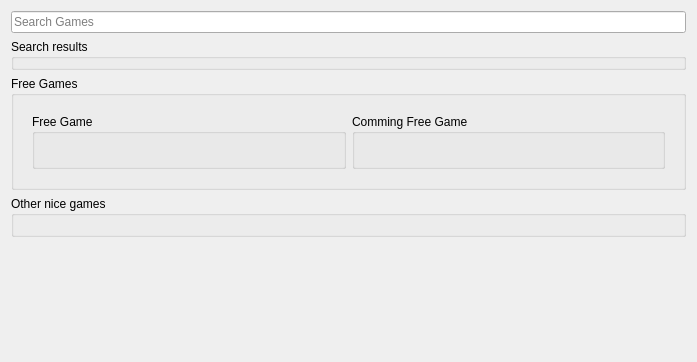
Old version of the form rare/ui/components/tabs/store/store.ui in the repository RareDevs/Rare.
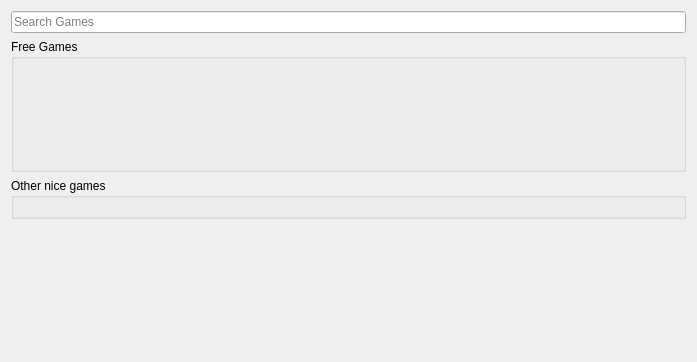
New version of the form.

What changed in the file:
```diff
--- a/rare/ui/components/tabs/store/store.ui
+++ b/rare/ui/components/tabs/store/store.ui
@@ -22,17 +22,7 @@
     </widget>
    </item>
    <item>
-    <widget class="QGroupBox" name="search_results">
-     <property name="title">
-      <string>Search results</string>
-     </property>
-     <property name="flat">
-      <bool>false</bool>
-     </property>
-    </widget>
-   </item>
-   <item>
-    <widget class="QGroupBox" name="free_game_group_box_2">
+    <widget class="QGroupBox" name="free_game_group_box">
      <property name="title">
       <string>Free Games</string>
      </property>
@@ -42,26 +32,6 @@
         <property name="currentIndex">
          <number>0</number>
         </property>
-        <widget class="QWidget" name="free_games_page">
-         <layout class="QHBoxLayout" name="horizontalLayout_3">
-          <item>
-           <widget class="QGroupBox" name="free_game_now">
-            <property name="title">
-             <string>Free Game</string>
-            </property>
-            <layout class="QHBoxLayout" name="horizontalLayout"/>
-           </widget>
-          </item>
-          <item>
-           <widget class="QGroupBox" name="comming_free_game">
-            <property name="title">
-             <string>Comming Free Game</string>
-            </property>
-            <layout class="QHBoxLayout" name="horizontalLayout_2"/>
-           </widget>
-          </item>
-         </layout>
-        </widget>
        </widget>
       </item>
      </layout>
```
Left out of the diff: 4 changed lines with no effect on the pictures.
